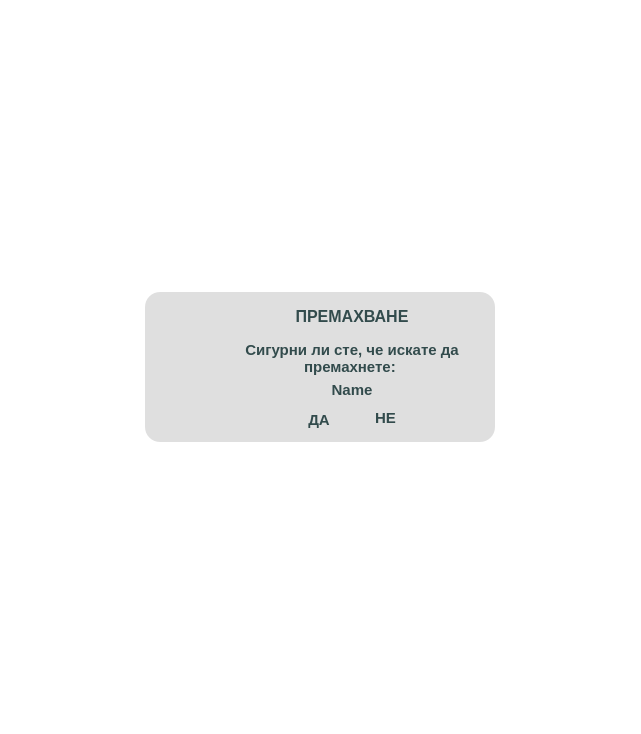
Before: the Qt Designer form app/ui/widgets/customYesNowDialog.ui in DevilPhp/WorkSalary.v01, drawn with Qt 5.
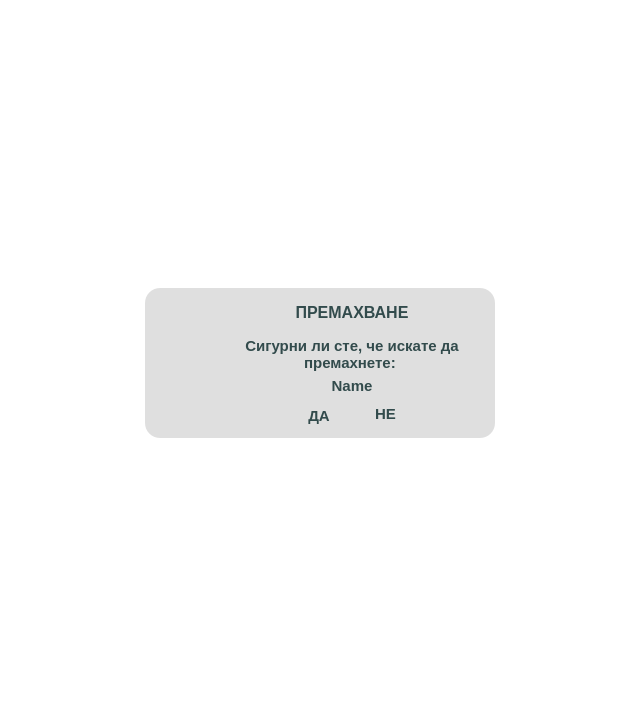
After: the same form once the commit is applied. Icons and pictures are not drawn.

```diff
--- a/app/ui/widgets/customYesNowDialog.ui
+++ b/app/ui/widgets/customYesNowDialog.ui
@@ -7,7 +7,7 @@
     <x>0</x>
     <y>0</y>
     <width>641</width>
-    <height>734</height>
+    <height>726</height>
    </rect>
   </property>
   <property name="sizePolicy">
```
